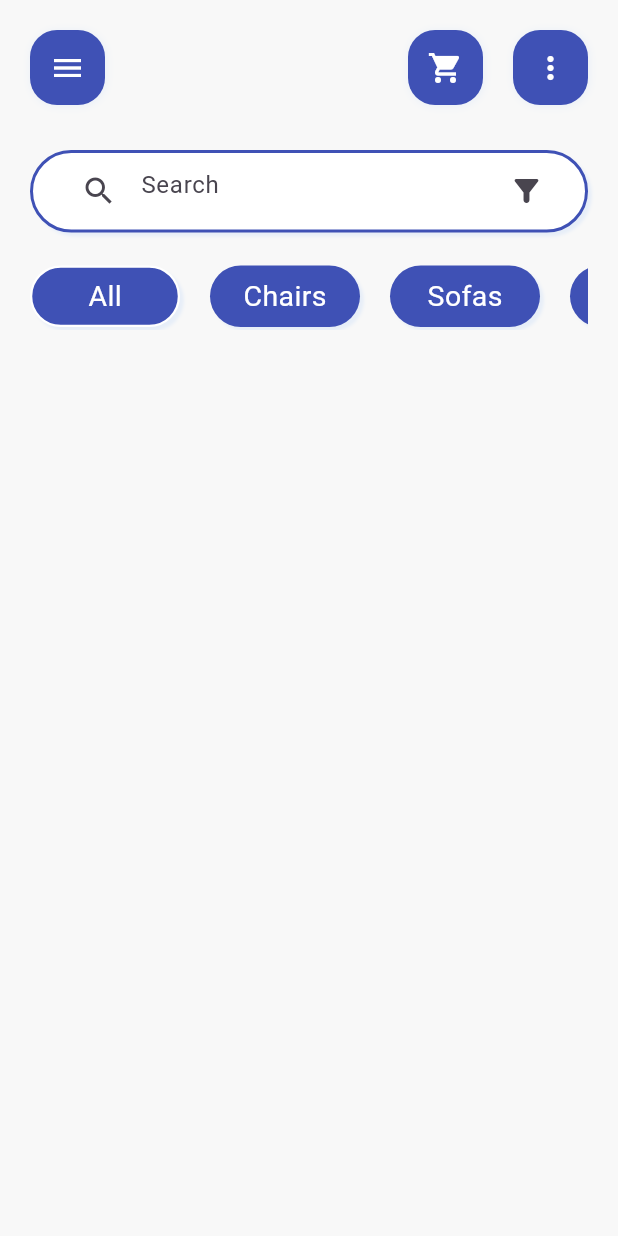
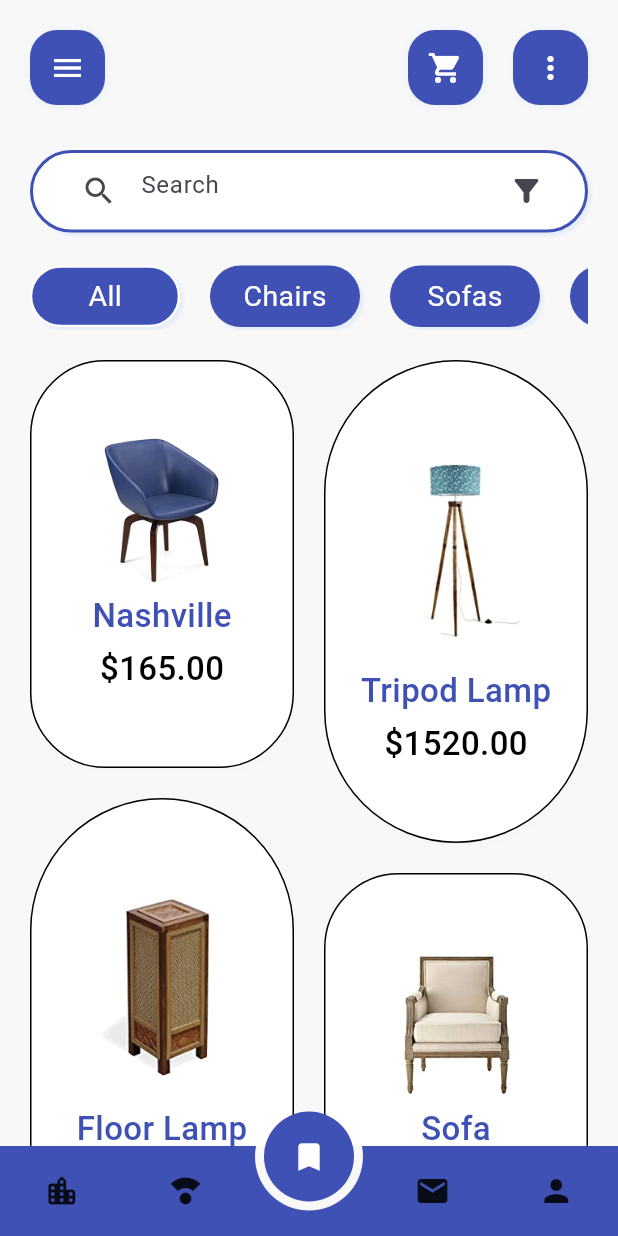
Before and after one commit to Pratham-Makwana/Furniture-App, a Flutter app: the screen it shows after launch, after a tap on "Login", on a phone screen of 412 x 824 dp. Run offline on Flutter 3.47's test engine with Material 3 defaults, Android fonts, the phone set to English and light mode, and no system bars; drawn by our look-alikes of circle_nav_bar.

Commit message:
Home Category Gridview List Complete

```diff
--- a/lib/model/category_model.dart
+++ b/lib/model/category_model.dart
@@ -36,16 +36,16 @@ class CategoryModel {
      ),
 
      CategoryModel(
-       imageUrl: "tripos_lamp_1.png",
+       imageUrl: "tripod_lamp_1.png",
        name: "Tripod Lamp",
        fullName: "Tripod Lamp",
        price: "\$1520.00" ,
        type: 'tripod_lamp',
        description: "A contemporary twist on classic mid-century modern design" ,
        diifrentImageUrl: {
-         "tripos_lamp_1" : ["tripos_lamp_1.png"],
-         "tripos_lamp_2" : ["tripos_lamp_2.png"],
-         "tripos_lamp_3" : ["tripos_lamp_3.png"],
+         "tripod_lamp_1" : ["tripod_lamp_1.png"],
+         "tripod_lamp_2" : ["tripod_lamp_2.png"],
+         "tripod_lamp_3" : ["tripod_lamp_3.png"],
        },
      ),
 
--- a/lib/screens/home_screen.dart
+++ b/lib/screens/home_screen.dart
@@ -1,3 +1,4 @@
+import 'package:circle_nav_bar/circle_nav_bar.dart';
 import 'package:flutter/material.dart';
 import 'package:flutter_staggered_grid_view/flutter_staggered_grid_view.dart';
 import 'package:furniture_app/model/category_model.dart';
@@ -24,8 +25,6 @@ class _HomeScreenState extends State<HomeScreen> {
     {'icon': Icons.mail, 'color': Colors.black54},
     {'icon': Icons.person, 'color': Colors.black54},
   ];
-
-
 
   Widget getCategories(int index) {
     return GestureDetector(
@@ -192,26 +191,51 @@ class _HomeScreenState extends State<HomeScreen> {
                         .toList(),
                   ),
                 ),
-                SizedBox(height: 20,),
+                SizedBox(
+                  height: 20,
+                ),
 
                 // Item Gris View Using flutter_staggered_grid_view
                 StaggeredGrid.count(
                   mainAxisSpacing: 20,
                   crossAxisSpacing: 20,
                   crossAxisCount: 2,
-                  children: categoriesGrid.asMap().entries.map((MapEntry map){
+                  children: categoriesGrid.asMap().entries.map((MapEntry map) {
                     int index = map.key;
                     return GestureDetector(
-                      onTap: (){},
+                      onTap: () {},
                       child: GridItems(index),
                     );
                   }).toList(),
+                ),
+                SizedBox(
+                  height: 20,
                 ),
               ],
             ),
           ),
         ),
       ),
+      bottomNavigationBar: CircleNavBar(
+          onTap: (index) {
+            setState(() {
+              activeIndex = index;
+            });
+          },
+          activeIndex: activeIndex,
+          activeIcons: List.generate(
+              navItems.length,
+              (index) => Icon(
+                    navItems[index]['icon'],
+                    color: index == activeIndex ? Colors.white : Colors.black54,
+                  )),
+          inactiveIcons: List.generate(
+              navItems.length,
+              (index) => Icon(navItems[index]['icon'],
+                  color: index == activeIndex ? Colors.white : Colors.black87)),
+          height: 60,
+          circleWidth: 60,
+          color: Colors.indigo),
     );
   }
 }
--- a/lib/widgets/grid_items.dart
+++ b/lib/widgets/grid_items.dart
@@ -1,13 +1,63 @@
+import 'dart:io';
+
 import 'package:flutter/material.dart';
-
+import 'package:furniture_app/model/category_model.dart';
 
 class GridItems extends StatelessWidget {
-final int index;
+  final int index;
 
-GridItems(this.index);
+  GridItems(this.index);
 
   @override
   Widget build(BuildContext context) {
-    return Container();
+    return Container(
+      padding: EdgeInsets.symmetric(vertical: 50),
+      decoration: BoxDecoration(
+        boxShadow: [
+          BoxShadow(
+            color: Color(0xFFAEEF9),
+            blurRadius: 1,
+            offset: Offset(4.5, 4.5),
+          ),
+        ],
+        color: Colors.white,
+        border: Border.all(color: Colors.black),
+        borderRadius: index == 0 || index % 3 == 0
+            ? BorderRadius.circular(50)
+            : BorderRadius.circular(100),
+      ),
+      child: Column(
+        children: [
+          Image(
+            image: AssetImage(
+                "assets/assets/images/${categoriesGrid[index].imageUrl}"),
+            width: 100,
+            height: index % 3 == 0 ? 100 : 150,
+          ),
+          SizedBox(
+            height: 4,
+          ),
+          Text(
+            categoriesGrid[index].name,
+            style: TextStyle(
+              color: Colors.indigo,
+              fontSize: 22,
+              fontWeight: FontWeight.w500,
+            ),
+          ),
+          SizedBox(
+            height: 4,
+          ),
+          Text(
+            categoriesGrid[index].price,
+            style: TextStyle(
+              color: Colors.black,
+              fontSize: 22,
+              fontWeight: FontWeight.w500,
+            ),
+          ),
+        ],
+      ),
+    );
   }
 }
```
